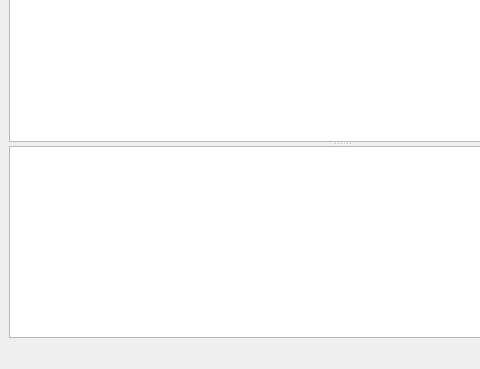
Qt form CodeChat/CodeChat.ui (bjones1/CodeChat) before a commit; both pictures show x 0 to 480 and y 446 to 815 of the 684 by 815 pixel window.
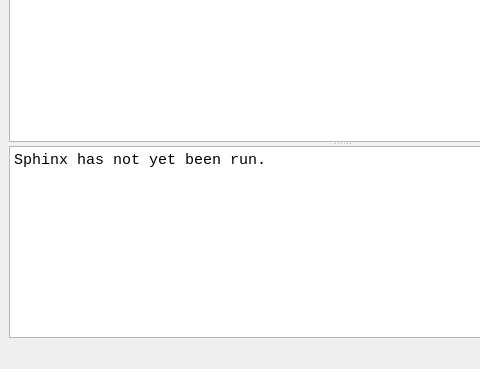
The same form after that commit. Custom widgets are drawn as their Qt base class.

Commit message: Fix: Change to a plainTextEdit for Sphinx output.

What changed in the file:
```diff
--- a/CodeChat/CodeChat.ui
+++ b/CodeChat/CodeChat.ui
@@ -149,13 +149,25 @@
         </item>
        </layout>
       </widget>
-      <widget class="QTextBrowser" name="results_text_browser">
+      <widget class="QPlainTextEdit" name="results_plain_text_edit">
        <property name="sizePolicy">
         <sizepolicy hsizetype="Expanding" vsizetype="Expanding">
          <horstretch>0</horstretch>
          <verstretch>0</verstretch>
         </sizepolicy>
        </property>
+       <property name="font">
+        <font>
+         <family>Courier New</family>
+         <pointsize>11</pointsize>
+        </font>
+       </property>
+       <property name="readOnly">
+        <bool>true</bool>
+       </property>
+       <property name="plainText">
+        <string>Sphinx has not yet been run.</string>
+       </property>
       </widget>
      </widget>
     </item>
```
The commit also changes 1 other file.
